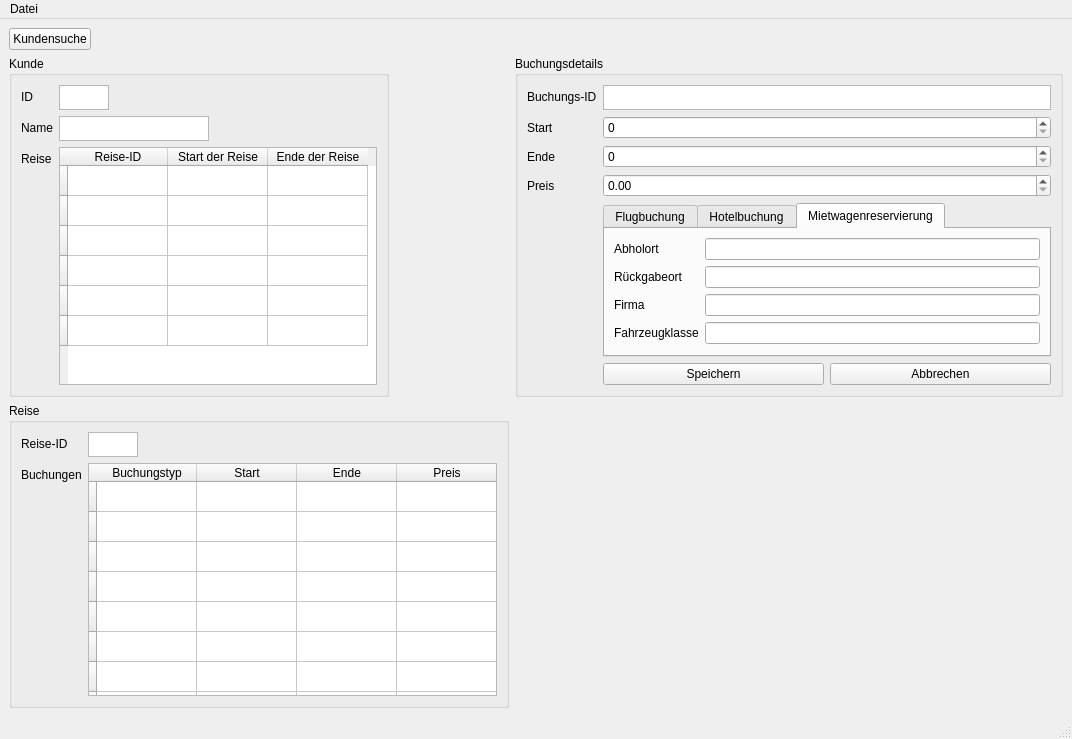
Before: the Qt Designer form mainwindow.ui in BigBen11/UpAndAway, drawn with Qt 5.
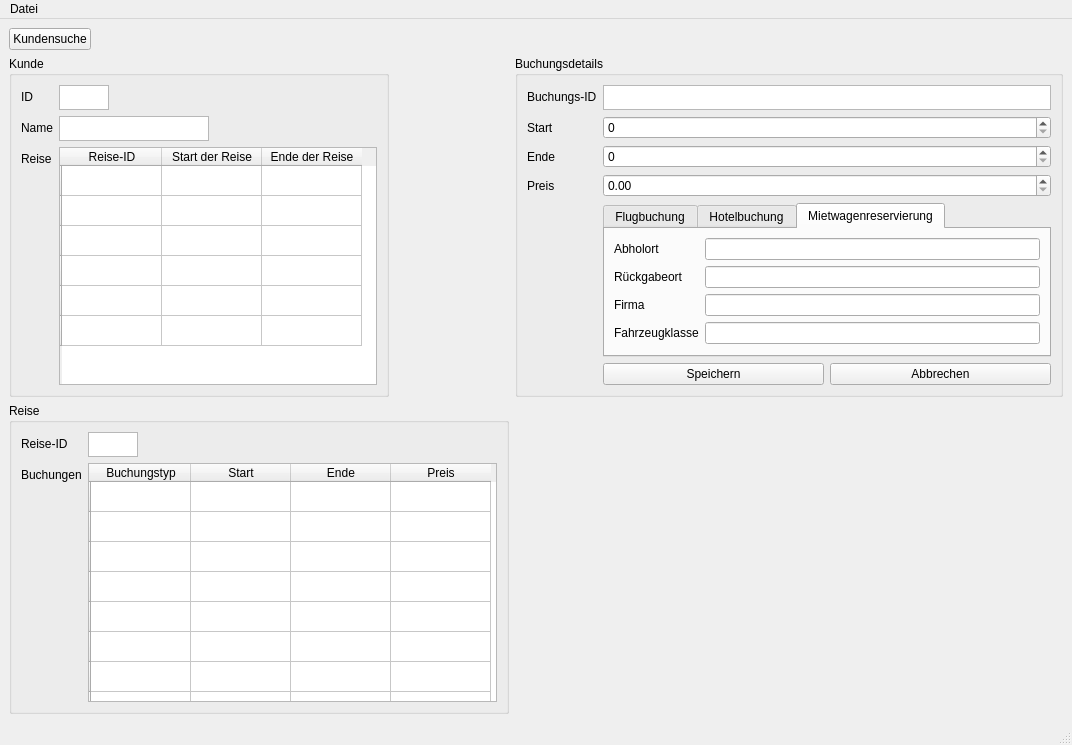
After: the same form once the commit is applied. The open tabs and pages were chosen to show the change. Icons and pictures are not drawn.

```diff
--- a/mainwindow.ui
+++ b/mainwindow.ui
@@ -7,7 +7,7 @@
     <x>0</x>
     <y>0</y>
     <width>1072</width>
-    <height>739</height>
+    <height>745</height>
    </rect>
   </property>
   <property name="windowTitle">
@@ -67,32 +67,32 @@
          </property>
          <row>
           <property name="text">
-           <string> </string>
+           <string/>
           </property>
          </row>
          <row>
           <property name="text">
-           <string> </string>
+           <string/>
           </property>
          </row>
          <row>
           <property name="text">
-           <string> </string>
+           <string/>
           </property>
          </row>
          <row>
           <property name="text">
-           <string> </string>
+           <string/>
           </property>
          </row>
          <row>
           <property name="text">
-           <string> </string>
+           <string/>
           </property>
          </row>
          <row>
           <property name="text">
-           <string> </string>
+           <string/>
           </property>
          </row>
          <column>
@@ -187,47 +187,47 @@
          </property>
          <row>
           <property name="text">
-           <string> </string>
+           <string/>
           </property>
          </row>
          <row>
           <property name="text">
-           <string> </string>
+           <string/>
           </property>
          </row>
          <row>
           <property name="text">
-           <string> </string>
+           <string/>
           </property>
          </row>
          <row>
           <property name="text">
-           <string> </string>
+           <string/>
           </property>
          </row>
          <row>
           <property name="text">
-           <string> </string>
+           <string/>
           </property>
          </row>
          <row>
           <property name="text">
-           <string> </string>
+           <string/>
           </property>
          </row>
          <row>
           <property name="text">
-           <string> </string>
+           <string/>
           </property>
          </row>
          <row>
           <property name="text">
-           <string> </string>
+           <string/>
           </property>
          </row>
          <row>
           <property name="text">
-           <string> </string>
+           <string/>
           </property>
          </row>
          <column>
```
Left out of the diff: 22 changed lines with no effect on the pictures.
